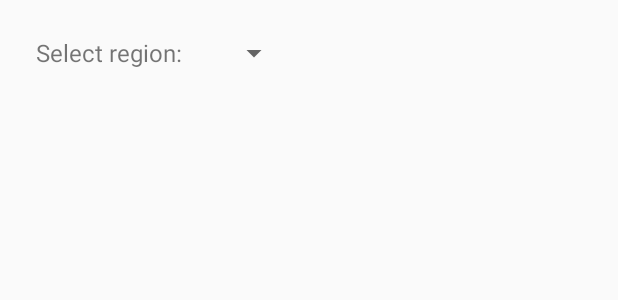
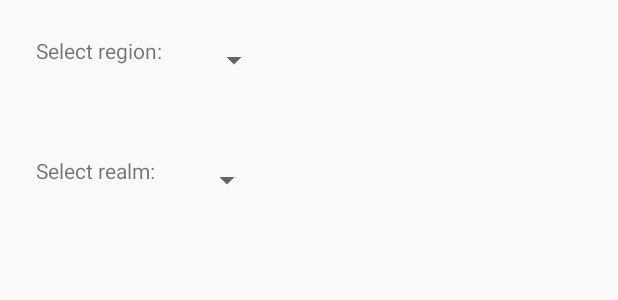
Before and after one commit to emmanuele-villa/ReactiveCraft, an Android app: the layout fragment_create_character.xml on its own in the app's theme, with its tools: preview values and no code run, on a phone screen of 412 x 824 dp. Shown: the top 300 px of the screen. Run offline under Robolectric (Android 15) with nearby library versions, the phone set to English and light mode, and no system bars.

Commit message:
update create character logic

```diff
--- a/ReactiveCraft/app/src/main/res/layout/fragment_create_character.xml
+++ b/ReactiveCraft/app/src/main/res/layout/fragment_create_character.xml
@@ -1,29 +1,46 @@
 <?xml version="1.0" encoding="utf-8"?>
-<android.support.constraint.ConstraintLayout
+<LinearLayout
     xmlns:android="http://schemas.android.com/apk/res/android"
     xmlns:app="http://schemas.android.com/apk/res-auto"
     xmlns:tools="http://schemas.android.com/tools"
+    android:orientation="vertical"
     android:layout_width="match_parent"
     android:layout_height="match_parent">
 
+    <LinearLayout
+        android:layout_width="match_parent"
+        android:layout_height="wrap_content"
+        android:padding="@dimen/base_margin">
         <TextView
-        android:id="@+id/textView"
             android:layout_width="wrap_content"
             android:layout_height="wrap_content"
-        android:layout_marginTop="@dimen/base_margin"
-        android:layout_marginStart="@dimen/base_margin"
-        android:textSize="@dimen/text_size_medium"
             android:text="@string/select_region"
-        app:layout_constraintStart_toStartOf="parent"
-        app:layout_constraintTop_toTopOf="parent"
             tools:ignore="SpUsage" />
-
+        <Space
+            android:layout_width="@dimen/base_margin"
+            android:layout_height="1dp" />
         <android.support.v7.widget.AppCompatSpinner
             android:id="@+id/regionSpinner"
-        app:layout_constraintLeft_toRightOf="@id/textView"
-        app:layout_constraintTop_toTopOf="@id/textView"
-        app:layout_constraintBottom_toBottomOf="@id/textView"
-        android:layout_marginStart="@dimen/base_margin"
             android:layout_width="wrap_content"
-        android:layout_height="0dp" />
-</android.support.constraint.ConstraintLayout>
+            android:layout_height="32dp" />
+    </LinearLayout>
+
+    <LinearLayout
+        android:layout_width="match_parent"
+        android:layout_height="wrap_content"
+        android:padding="@dimen/base_margin">
+        <TextView
+            android:layout_width="wrap_content"
+            android:layout_height="wrap_content"
+            android:text="@string/select_realm"
+            tools:ignore="SpUsage" />
+        <Space
+            android:layout_width="@dimen/base_margin"
+            android:layout_height="1dp" />
+        <android.support.v7.widget.AppCompatSpinner
+            android:id="@+id/realmSpinner"
+            android:layout_width="wrap_content"
+            android:layout_height="32dp" />
+    </LinearLayout>
+
+</LinearLayout>
--- a/ReactiveCraft/app/src/main/res/values/strings.xml
+++ b/ReactiveCraft/app/src/main/res/values/strings.xml
@@ -1,4 +1,5 @@
 <resources>
     <string name="app_name">ReactiveCraft</string>
     <string name="select_region">Select region:</string>
+    <string name="select_realm">Select realm:</string>
 </resources>
--- a/ReactiveCraft/app/src/main/res/values/styles.xml
+++ b/ReactiveCraft/app/src/main/res/values/styles.xml
@@ -8,4 +8,8 @@
         <item name="colorAccent">@color/colorAccent</item>
     </style>
 
+    <style name="DefaultTextViewStyle" parent="android:Widget.TextView">
+        <item name="android:textColor">#242424</item>
+        <item name="android:textSize">@dimen/text_size_medium</item>
+    </style>
 </resources>
--- /dev/null
+++ b/ReactiveCraft/app/src/main/res/xml/backup_descriptor.xml
@@ -0,0 +1,4 @@
+<?xml version="1.0" encoding="utf-8"?>
+<full-backup-content>
+    <!-- Exclude specific shared preferences that contain GCM registration Id -->
+</full-backup-content>
--- a/ReactiveCraft/common/build.gradle
+++ b/ReactiveCraft/common/build.gradle
@@ -2,8 +2,6 @@ apply plugin: 'com.android.library'
 
 android {
     compileSdkVersion 28
-
-
 
     defaultConfig {
         minSdkVersion 18
--- a/ReactiveCraft/settings.gradle
+++ b/ReactiveCraft/settings.gradle
@@ -1 +1 @@
-include ':app', ':core', ':common', ':wear'
+include ':app', ':common', ':wear'
```
Also changed, not shown: ReactiveCraft/app/src/main/AndroidManifest.xml (+4 -3 lines), ReactiveCraft/app/src/main/java/com/shadowings/reactivecraft/fragments/charactercreation/CreateCharacterFragment.java (+29 -4 lines), ReactiveCraft/common/src/main/java/com/shadowings/reactivecraft/common/core/services/RealmsAPI.java (added, +26 -0 lines), ReactiveCraft/common/src/main/java/com/shadowings/reactivecraft/common/core/services/charactercreation/CharacterCreationService.java (+14 -2 lines). Lines whose indentation alone changed are shown as unchanged.
